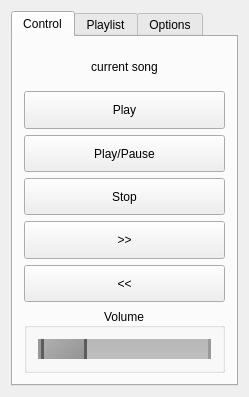
The window that mainwindow.ui (mwinkel/mpdControl) describes before a commit, drawn with Qt 5.
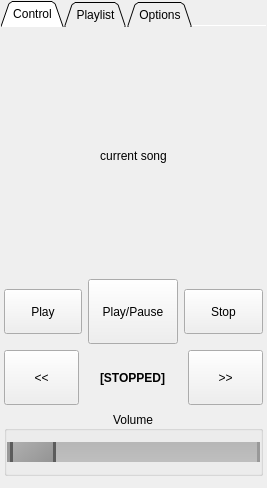
The same window after the commit.

What changed in the file:
```diff
--- a/mainwindow.ui
+++ b/mainwindow.ui
@@ -6,8 +6,8 @@
    <rect>
     <x>0</x>
     <y>0</y>
-    <width>249</width>
-    <height>397</height>
+    <width>267</width>
+    <height>488</height>
    </rect>
   </property>
   <property name="windowTitle">
@@ -15,18 +15,67 @@
   </property>
   <widget class="QWidget" name="centralWidget">
    <layout class="QVBoxLayout" name="verticalLayout">
+    <property name="margin">
+     <number>1</number>
+    </property>
     <item>
      <widget class="QTabWidget" name="tabWidget">
+      <property name="styleSheet">
+       <string notr="true">QTabBar::tab { 
+	min-height: 3ex; 
+	min-width: 7ex;
+}</string>
+      </property>
+      <property name="tabPosition">
+       <enum>QTabWidget::North</enum>
+      </property>
+      <property name="tabShape">
+       <enum>QTabWidget::Triangular</enum>
+      </property>
       <property name="currentIndex">
        <number>0</number>
       </property>
+      <property name="elideMode">
+       <enum>Qt::ElideRight</enum>
+      </property>
+      <property name="usesScrollButtons">
+       <bool>false</bool>
+      </property>
+      <property name="documentMode">
+       <bool>true</bool>
+      </property>
+      <property name="tabsClosable">
+       <bool>false</bool>
+      </property>
+      <property name="movable">
+       <bool>false</bool>
+      </property>
       <widget class="QWidget" name="tab_control">
        <attribute name="title">
         <string>Control</string>
        </attribute>
        <layout class="QVBoxLayout" name="verticalLayout_3">
+        <property name="leftMargin">
+         <number>3</number>
+        </property>
+        <property name="rightMargin">
+         <number>3</number>
+        </property>
         <item>
-         <widget class="QLabel" name="label">
+         <spacer name="verticalSpacer_3">
+          <property name="orientation">
+           <enum>Qt::Vertical</enum>
+          </property>
+          <property name="sizeHint" stdset="0">
+           <size>
+            <width>20</width>
+            <height>40</height>
+           </size>
+          </property>
+         </spacer>
+        </item>
+        <item>
+         <widget class="QLabel" name="label_currentsong">
           <property name="text">
            <string>current song</string>
           </property>
@@ -39,6 +88,21 @@
          </widget>
         </item>
         <item>
+         <spacer name="verticalSpacer_2">
+          <property name="orientation">
+           <enum>Qt::Vertical</enum>
+          </property>
+          <property name="sizeHint" stdset="0">
+           <size>
+            <width>20</width>
+            <height>40</height>
+           </size>
+          </property>
+         </spacer>
+        </item>
+        <item>
+         <layout class="QHBoxLayout" name="horizontalLayout">
+          <item>
          <widget class="QPushButton" name="btnPlay">
           <property name="sizePolicy">
            <sizepolicy hsizetype="Minimum" vsizetype="Minimum">
@@ -46,6 +110,18 @@
             <verstretch>0</verstretch>
            </sizepolicy>
           </property>
+            <property name="minimumSize">
+             <size>
+              <width>45</width>
+              <height>45</height>
+             </size>
+            </property>
+            <property name="maximumSize">
+             <size>
+              <width>16777215</width>
+              <height>45</height>
+             </size>
+            </property>
           <property name="text">
            <string>Play</string>
           </property>
@@ -59,6 +135,18 @@
             <verstretch>0</verstretch>
            </sizepolicy>
           </property>
+            <property name="minimumSize">
+             <size>
+              <width>90</width>
+              <height>65</height>
+             </size>
+            </property>
+            <property name="maximumSize">
+             <size>
+              <width>16777215</width>
+              <height>65</height>
+             </size>
+            </property>
           <property name="text">
            <string>Play/Pause</string>
           </property>
@@ -72,24 +160,27 @@
             <verstretch>0</verstretch>
            </sizepolicy>
           </property>
+            <property name="minimumSize">
+             <size>
+              <width>45</width>
+              <height>45</height>
+             </size>
+            </property>
+            <property name="maximumSize">
+             <size>
+              <width>16777215</width>
+              <height>45</height>
+             </size>
+            </property>
           <property name="text">
            <string>Stop</string>
           </property>
          </widget>
         </item>
-        <item>
-         <widget class="QPushButton" name="btnNext">
-          <property name="sizePolicy">
-           <sizepolicy hsizetype="Minimum" vsizetype="Minimum">
-            <horstretch>0</horstretch>
-            <verstretch>0</verstretch>
-           </sizepolicy>
-          </property>
-          <property name="text">
-           <string>&gt;&gt;</string>
-          </property>
-         </widget>
+         </layout>
         </item>
+        <item>
+         <layout class="QHBoxLayout" name="horizontalLayout_2">
         <item>
          <widget class="QPushButton" name="btnPrevious">
           <property name="sizePolicy">
@@ -98,12 +189,90 @@
             <verstretch>0</verstretch>
            </sizepolicy>
           </property>
+            <property name="minimumSize">
+             <size>
+              <width>75</width>
+              <height>55</height>
+             </size>
+            </property>
+            <property name="maximumSize">
+             <size>
+              <width>16777215</width>
+              <height>55</height>
+             </size>
+            </property>
           <property name="text">
            <string>&lt;&lt;</string>
           </property>
          </widget>
         </item>
         <item>
+           <spacer name="horizontalSpacer_2">
+            <property name="orientation">
+             <enum>Qt::Horizontal</enum>
+            </property>
+            <property name="sizeHint" stdset="0">
+             <size>
+              <width>40</width>
+              <height>20</height>
+             </size>
+            </property>
+           </spacer>
+          </item>
+          <item>
+           <widget class="QLabel" name="label_state">
+            <property name="font">
+             <font>
+              <weight>75</weight>
+              <bold>true</bold>
+             </font>
+            </property>
+            <property name="text">
+             <string>[STOPPED]</string>
+            </property>
+           </widget>
+          </item>
+          <item>
+           <spacer name="horizontalSpacer">
+            <property name="orientation">
+             <enum>Qt::Horizontal</enum>
+            </property>
+            <property name="sizeHint" stdset="0">
+             <size>
+              <width>40</width>
+              <height>20</height>
+             </size>
+            </property>
+           </spacer>
+          </item>
+          <item>
+           <widget class="QPushButton" name="btnNext">
+            <property name="sizePolicy">
+             <sizepolicy hsizetype="Minimum" vsizetype="Minimum">
+              <horstretch>0</horstretch>
+              <verstretch>0</verstretch>
+             </sizepolicy>
+            </property>
+            <property name="minimumSize">
+             <size>
+              <width>75</width>
+              <height>55</height>
+             </size>
+            </property>
+            <property name="maximumSize">
+             <size>
+              <width>16777215</width>
+              <height>55</height>
+             </size>
+            </property>
+            <property name="text">
+             <string>&gt;&gt;</string>
+            </property>
+           </widget>
+          </item>
+         </layout>
+        </item>
+        <item>
          <widget class="QGroupBox" name="groupBox">
           <property name="layoutDirection">
            <enum>Qt::LeftToRight</enum>
@@ -115,6 +284,12 @@
            <set>Qt::AlignCenter</set>
           </property>
           <layout class="QVBoxLayout" name="verticalLayout_2">
+           <property name="leftMargin">
+            <number>0</number>
+           </property>
+           <property name="rightMargin">
+            <number>0</number>
+           </property>
            <item>
             <widget class="QSlider" name="volumeSlider">
              <property name="styleSheet">
```
Left out of the diff: 22 changed lines with no effect on the pictures. Lines whose indentation alone changed are shown as unchanged.
